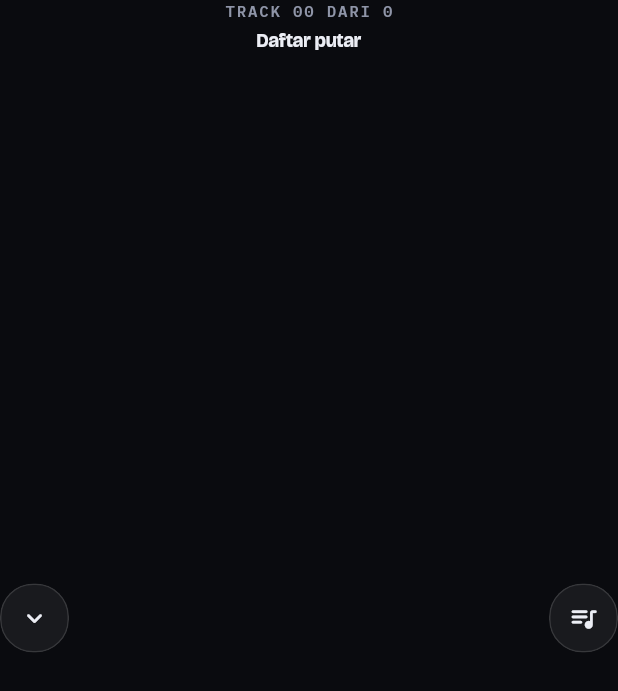
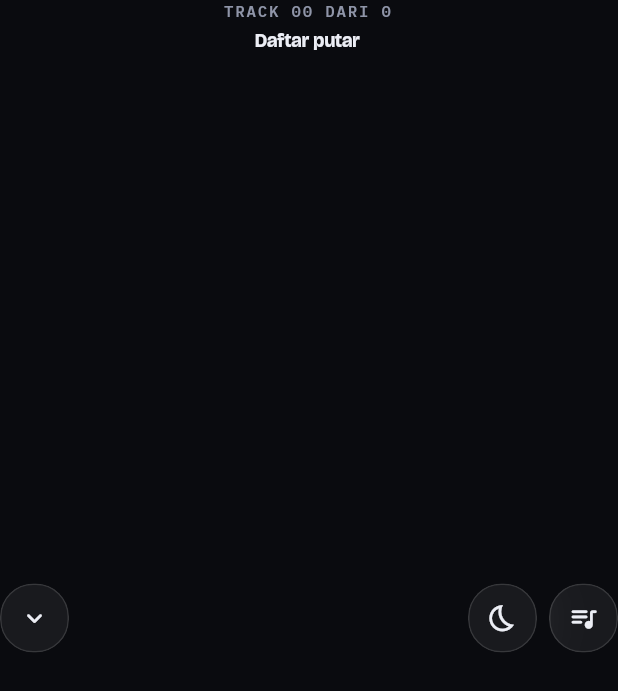
Before and after one commit to nadiapramesti/Nova-Music-Player, a Flutter app: the _TopBar widget shown alone on an empty page, opened directly with empty values, on a phone screen of 412 x 824 dp. Shown: the top 691 px of the screen. Run offline on Flutter 3.47's test engine with Material 3 defaults, Android fonts, the phone set to English and light mode, and no system bars; our stand-ins replace just_audio, just_audio_background, permission_handler, shared_preferences; accounts and stored records are empty.

Commit message:
Timer tidur
- 15/30/45/60/90 menit atau akhir lagu ini; volume turun pelan 8 detik terakhir
- Tombol bulan di layar pemutar (nyala biru saat aktif) + hitung mundur di judul
- Logika di SleepTimer terpisah + test/sleep_timer_test.dart

```diff
--- a/lib/screens/now_playing_screen.dart
+++ b/lib/screens/now_playing_screen.dart
@@ -7,8 +7,10 @@ import '../models.dart';
 import '../services/services.dart';
 import '../theme.dart';
 import '../widgets/art.dart';
+import '../services/sleep_timer.dart';
 import '../widgets/controls.dart';
 import '../widgets/deck.dart' show novaArtHero;
+import '../widgets/sleep_sheet.dart';
 
 /// Putar dari daftar lalu langsung buka layar Sedang diputar.
 void playAndOpen(BuildContext context, List<Song> songs, int index, {String? from}) {
@@ -86,6 +88,8 @@ class _TopBar extends StatelessWidget {
           label: 'Tutup',
           onTap: () => Navigator.of(context).pop(),
         ),
+        // Penyeimbang tombol timer tidur di kanan, biar judul tetap di tengah.
+        const SizedBox(width: 52),
         Expanded(
           child: StreamBuilder<int?>(
             stream: audio.player.currentIndexStream,
@@ -94,15 +98,46 @@ class _TopBar extends StatelessWidget {
                 Text('TRACK ${twoDigits(audio.positionInQueue)} DARI ${audio.queue.length}',
                     style: mono(10.5, spacing: 1.2)),
                 const SizedBox(height: 2),
-                ValueListenableBuilder<String>(
-                  valueListenable: audio.source,
-                  builder: (context, src, _) => Text(src,
-                      maxLines: 1, overflow: TextOverflow.ellipsis, style: disp(13, w: 700)),
+                ListenableBuilder(
+                  listenable: Listenable.merge([audio.source, audio.sleep.listenable]),
+                  builder: (context, _) {
+                    final left = audio.sleep.left.value;
+                    if (left != null || audio.sleep.endOfTrack.value) {
+                      return Text(
+                        left != null ? 'Berhenti dalam ${formatCountdown(left)}' : 'Berhenti di akhir lagu',
+                        maxLines: 1,
+                        overflow: TextOverflow.ellipsis,
+                        style: disp(13, w: 700, color: Nv.accent),
+                      );
+                    }
+                    return Text(audio.source.value,
+                        maxLines: 1, overflow: TextOverflow.ellipsis, style: disp(13, w: 700));
+                  },
                 ),
               ],
             ),
           ),
         ),
+        ListenableBuilder(
+          listenable: audio.sleep.listenable,
+          builder: (context, _) => audio.sleep.active
+              ? RoundButton(
+                  icon: Icons.bedtime_rounded,
+                  label: 'Timer tidur aktif',
+                  size: 44,
+                  iconSize: 20,
+                  fill: Nv.accentSoft,
+                  fg: Nv.accent,
+                  border: Nv.accent,
+                  onTap: () => showSleepSheet(context),
+                )
+              : GlassCircleButton(
+                  icon: Icons.bedtime_outlined,
+                  label: 'Timer tidur',
+                  onTap: () => showSleepSheet(context),
+                ),
+        ),
+        const SizedBox(width: 8),
         GlassCircleButton(
           icon: Icons.queue_music_rounded,
           label: 'Lihat antrean',
```
Also changed, not shown: lib/services/player_service.dart (+11 -0 lines), lib/services/sleep_timer.dart (added, +116 -0 lines), lib/widgets/sleep_sheet.dart (added, +111 -0 lines), 1 other file.
